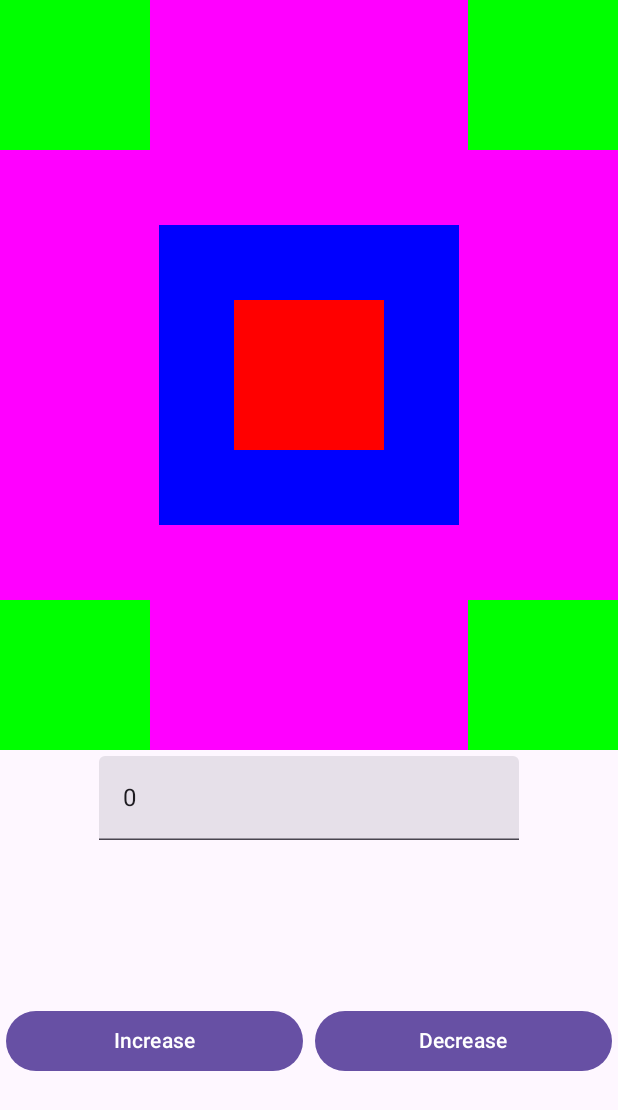
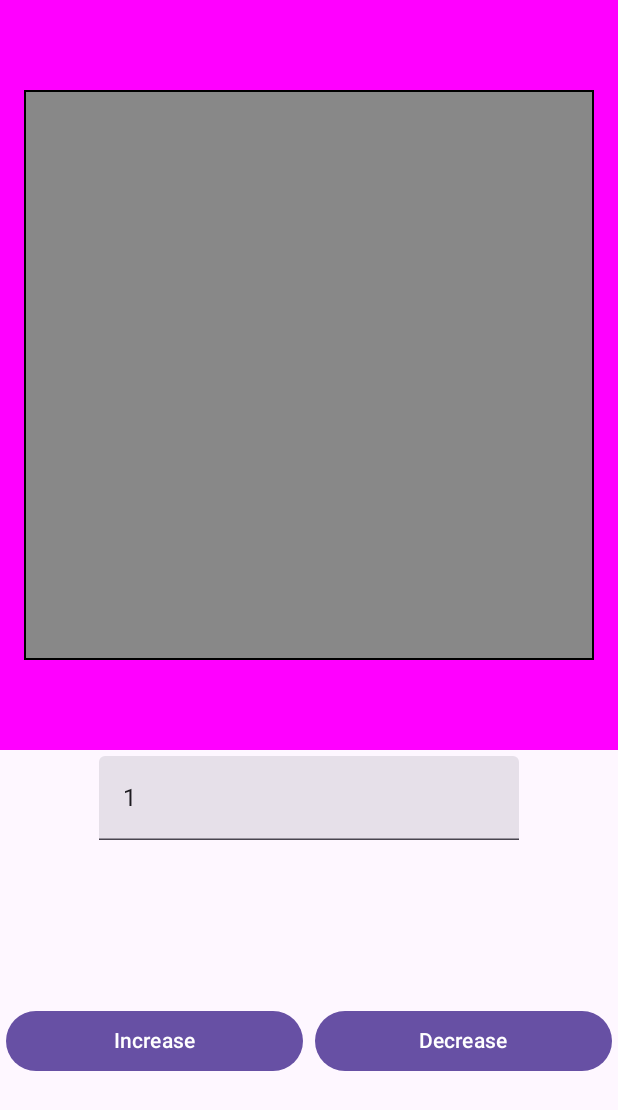
Before and after one commit to huynhhieu312/AndroidStudy, an Android app built with Jetpack Compose: the screen it shows after launch (MainActivity), after a tap on "Increase", on a phone screen of 412 x 824 dp. Shown: the top 1110 px of the screen. Run offline under Robolectric (Android 15) with nearby library versions, the phone set to English and light mode, and no system bars; our stand-ins replace constraintlayout-compose.

Commit message:
day 6 , state function change state.

```diff
--- a/MyApplication/app/src/main/java/com/example/myapplication/MainActivity.kt
+++ b/MyApplication/app/src/main/java/com/example/myapplication/MainActivity.kt
@@ -4,6 +4,7 @@ import androidx.appcompat.app.AppCompatActivity
 import android.os.Bundle
 import androidx.activity.compose.setContent
 import androidx.compose.foundation.background
+import androidx.compose.foundation.border
 
 
 import androidx.compose.runtime.Composable
@@ -20,13 +21,18 @@ import androidx.compose.ui.graphics.Color
 import androidx.compose.material3.Text
 import androidx.compose.material3.TextField
 import androidx.compose.material3.Button
-import androidx.compose.material.*
+import androidx.compose.runtime.getValue
+
 import androidx.compose.ui.layout.layoutId
 import androidx.constraintlayout.compose.ConstraintLayout
 import androidx.constraintlayout.compose.ConstraintSet
 import androidx.constraintlayout.compose.Dimension
+import androidx.compose.runtime.mutableStateOf
+import androidx.compose.runtime.remember
+import androidx.compose.runtime.setValue
+import androidx.compose.ui.draw.rotate
 
-
+import androidx.compose.ui.unit.dp
 
 
 class MainActivity : AppCompatActivity() {
@@ -40,7 +46,8 @@ class MainActivity : AppCompatActivity() {
                 ) {
 //                    SimpleComposable()
  //                   ItemScreen()
-                    ConstraintItemScreen()
+                    val (count, onCountChange) = remember{mutableStateOf(0)}
+                    ConstraintItemScreen(count){change -> if (count + change <= 0) onCountChange(0) else onCountChange(count + change) }
                 }
             }
         }
@@ -131,7 +138,8 @@ fun BoxDay3Screen( modifier: Modifier){
 }
 
 @Composable
-fun ConstraintItemScreen() {
+fun ConstraintItemScreen(count: Int, onCountChange: (Int) -> Unit){
+    val boxSize = 400.dp
     val constraints = ConstraintSet{
         val box = createRefFor("box")
         val input = createRefFor("input")
@@ -179,48 +187,59 @@ fun ConstraintItemScreen() {
                 .layoutId("box")
             , contentAlignment = Alignment.Center
         ) {
-            Box(modifier = Modifier
-                .size(200.dp)
-                .background(Color.Blue))
-            Box(modifier = Modifier
-                .size(100.dp)
-                .background(Color.Red))
-
-            Box(modifier = Modifier
-                .size(100.dp)
-                .background(Color.Green)
-                .align(Alignment.TopStart))
-            Box(modifier = Modifier
-                .size(100.dp)
-                .background(Color.Green)
-                .align(Alignment.TopEnd))
-            Box(modifier = Modifier
-                .size(100.dp)
-                .background(Color.Green)
-                .align(Alignment.BottomStart))
-            Box(modifier = Modifier
-                .size(100.dp)
-                .background(Color.Green)
-                .align(Alignment.BottomEnd))
+            var childSize = boxSize - 20.dp
+            for(i in 0 until count){
+                Box(modifier = Modifier.size(childSize).rotate(i*3f)
+                    .background(Color.Gray).border(1.dp, Color.Black))
+                childSize -= 20.dp
+            }
+//            Box(modifier = Modifier
+//                .size(200.dp)
+//                .background(Color.Blue))
+//            Box(modifier = Modifier
+//                .size(100.dp)
+//                .background(Color.Red))
+//
+//            Box(modifier = Modifier
+//                .size(100.dp)
+//                .background(Color.Green)
+//                .align(Alignment.TopStart))
+//            Box(modifier = Modifier
+//                .size(100.dp)
+//                .background(Color.Green)
+//                .align(Alignment.TopEnd))
+//            Box(modifier = Modifier
+//                .size(100.dp)
+//                .background(Color.Green)
+//                .align(Alignment.BottomStart))
+//            Box(modifier = Modifier
+//                .size(100.dp)
+//                .background(Color.Green)
+//                .align(Alignment.BottomEnd))
 
 
         }
 
 
-        TextField(value = "0", onValueChange = { /*TODO*/ },
+        TextField(value = "${count}", onValueChange = { /*TODO*/ },
             modifier = Modifier.padding(4.dp)
                 .layoutId("input")
         )
 
 
-        Button(onClick = {}, modifier = Modifier
+        Button(onClick = {
+            onCountChange(1)
+        }, modifier = Modifier
             .padding(4.dp)
             .layoutId("increase")
         ) {
             Text("Increase")
         }
 
-        Button(onClick = {}, modifier = Modifier
+        Button(onClick = {
+
+            onCountChange(-1)
+        }, modifier = Modifier
             .padding(4.dp)
             .layoutId("decrease")
         ) {
```
